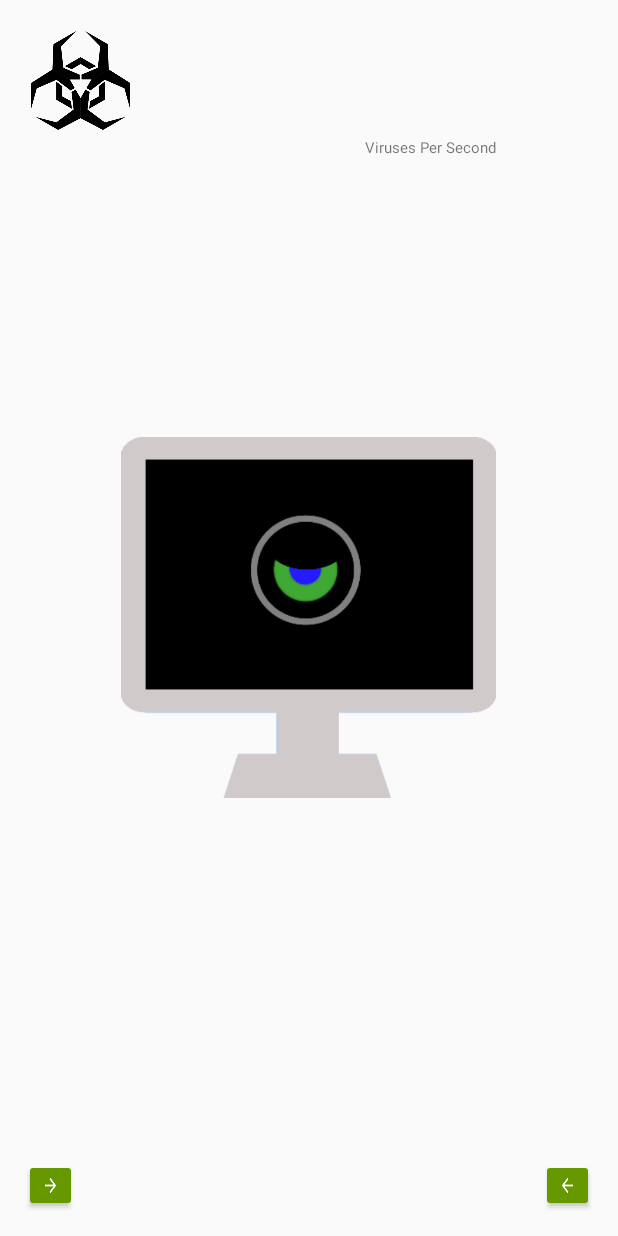
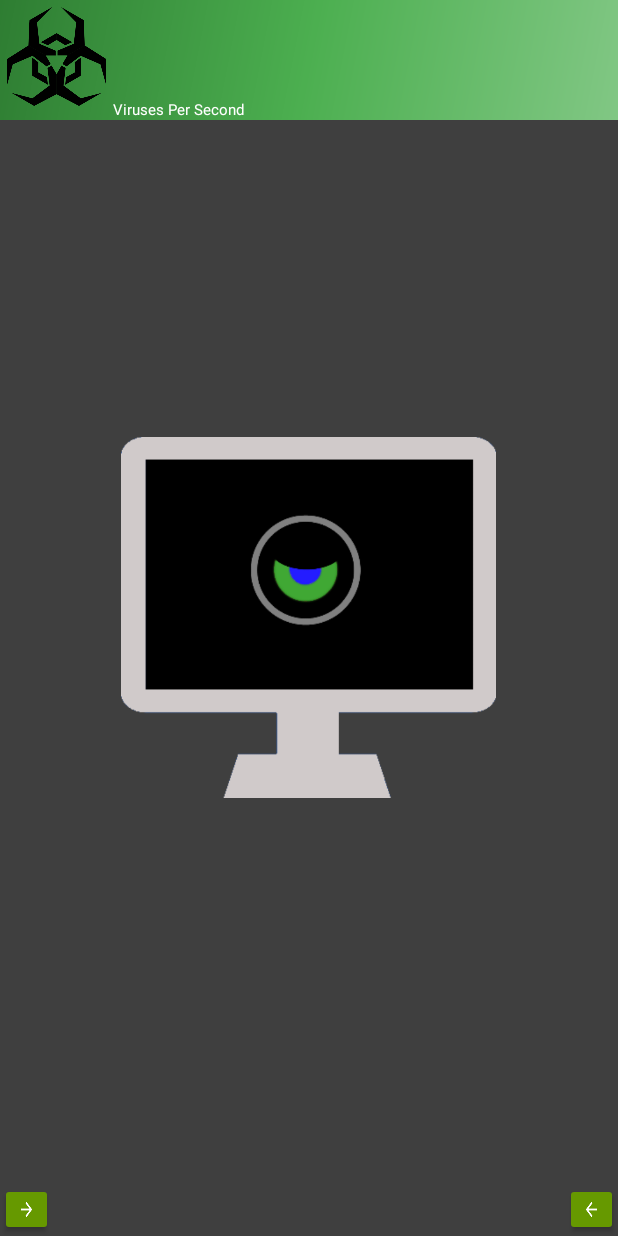
Before and after one commit to electr0sheep/MalAware, an Android app: the screen it shows after launch (MainActivity), on a phone screen of 412 x 824 dp. Run offline under Robolectric (Android 15) with nearby library versions, the phone set to English and light mode, and no system bars.

Commit message:
Appearance Modification: Main Header, Background Color
-Added a Main Header to unify the header textviews and separate the
views from the buttons
-Changed the main area's background color

```diff
--- a/app/src/main/java/com/group6/malaware/GameManager.java
+++ b/app/src/main/java/com/group6/malaware/GameManager.java
@@ -231,7 +231,7 @@ public class GameManager {
     }
 
     public String totalGenRateString() {
-        return Double.toString(getResourcesPerSec()) + " Viruses Per Second";
+        return "Viruses Per Second: " + Double.toString(getResourcesPerSec());
     }
 
     public double getTotalResources() {
--- a/app/src/main/res/layout/content_main.xml
+++ b/app/src/main/res/layout/content_main.xml
@@ -4,13 +4,15 @@
     xmlns:tools="http://schemas.android.com/tools"
     android:layout_width="match_parent"
     android:layout_height="match_parent"
-    android:paddingBottom="@dimen/activity_vertical_margin"
-    android:paddingLeft="@dimen/activity_horizontal_margin"
-    android:paddingRight="@dimen/activity_horizontal_margin"
-    android:paddingTop="@dimen/activity_vertical_margin"
     app:layout_behavior="@string/appbar_scrolling_view_behavior"
+    android:background="@color/backgroundColor"
     tools:context=".MainActivity"
     tools:showIn="@layout/app_bar_main">
+
+    <include layout="@layout/main_header"
+        android:layout_height="80dp"
+        android:layout_width="fill_parent"
+        android:id="@+id/include" />
 
     <ImageView
         android:layout_width="75dp"
@@ -19,20 +21,24 @@
         android:src="@drawable/ic_malware"
         />
     <TextView
-        android:layout_toEndOf="@+id/img_resources"
         android:id="@+id/txt_resource"
         android:layout_width="wrap_content"
         android:layout_height="wrap_content"
+        android:paddingTop="10dp"
         android:text="ERROR"
-        android:textSize="50sp" />
+        android:textColor="@color/textColor"
+        android:textSize="50sp"
+        android:layout_alignTop="@+id/include"
+        android:layout_toEndOf="@+id/img_resources" />
     <TextView
         android:id="@+id/txt_totalGenRate"
         android:layout_width="wrap_content"
         android:layout_height="wrap_content"
+        android:textColor="@color/textColor"
         android:text="Viruses Per Second"
         android:textSize="10sp"
-        android:layout_below="@+id/img_resources"
-        android:layout_alignEnd="@+id/img_terminal" />
+        android:layout_alignBottom="@+id/include"
+        android:layout_toEndOf="@+id/img_resources" />
     <ImageView
         android:layout_width="250dp"
         android:layout_height="250dp"
--- /dev/null
+++ b/app/src/main/res/layout/main_header.xml
@@ -0,0 +1,15 @@
+<?xml version="1.0" encoding="utf-8"?>
+<LinearLayout xmlns:android="http://schemas.android.com/apk/res/android"
+    android:layout_width="match_parent"
+    android:layout_height="70dp"
+    android:background="@drawable/side_nav_bar"
+    android:gravity="bottom"
+    android:orientation="vertical"
+    android:paddingBottom="@dimen/activity_vertical_margin"
+    android:paddingLeft="@dimen/activity_horizontal_margin"
+    android:paddingRight="@dimen/activity_horizontal_margin"
+    android:paddingTop="@dimen/activity_vertical_margin"
+    android:theme="@style/ThemeOverlay.AppCompat.Dark">
+
+
+</LinearLayout>
--- a/app/src/main/res/values/colors.xml
+++ b/app/src/main/res/values/colors.xml
@@ -4,4 +4,5 @@
     <color name="colorPrimaryDark">#303F9F</color>
     <color name="colorAccent">#FF669900</color>
     <color name="textColor">#FFFFFFFF</color>
+    <color name="backgroundColor">#3F3F3F</color>
 </resources>
```
